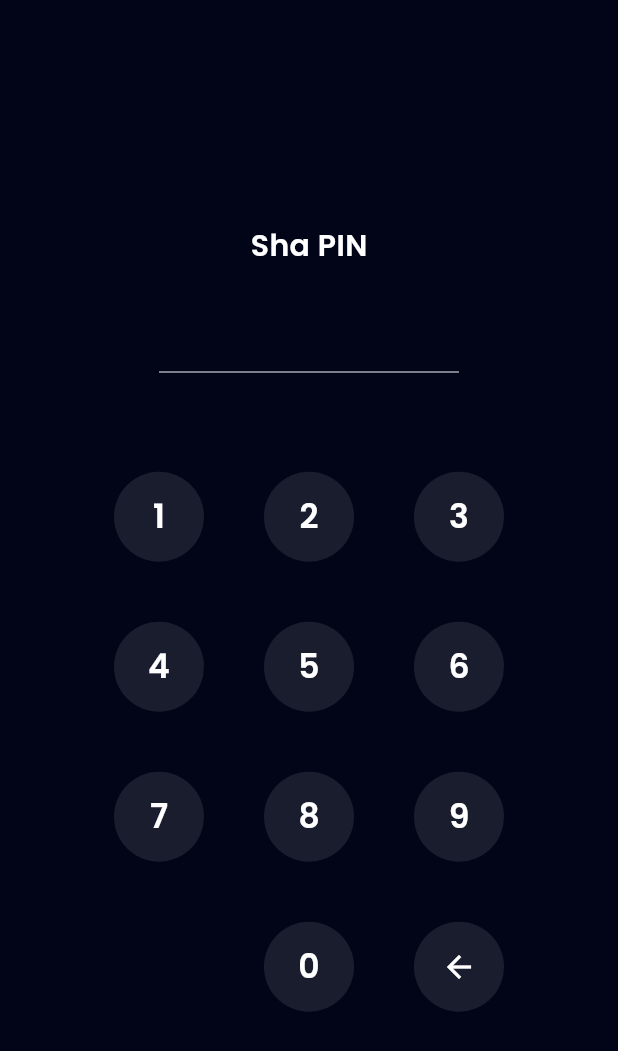
After one commit to abdulazizpermana/bank_sha, a Flutter app: the PinPage screen opened by its route, after a tap on the "arrow back" icon, on a phone screen of 412 x 824 dp. The commit adds this screen. Shown: the top 1051 px of the screen. Run offline on Flutter 3.47's test engine with Material 3 defaults, Android fonts, the phone set to English and light mode, and no system bars; our stand-ins replace carousel_slider, google_fonts.

Commit message:
add pin page and reusable widget  button

```diff
--- a/lib/main.dart
+++ b/lib/main.dart
@@ -8,6 +8,7 @@ import 'package:bank_sha/pages/signup_success.dart';
 import 'package:bank_sha/shared/theme.dart';
 import 'package:flutter/material.dart';
 import 'pages/home_page.dart';
+import 'pages/pin/pin_page.dart';
 import 'pages/splash_page.dart';
 
 void main() {
@@ -44,6 +45,7 @@ class MyApp extends StatelessWidget {
         '/sign-up-success': (context) => const SignUpSuccess(),
         '/home': (context) => const HomePage(),
         '/profile': (context) => const ProfilePage(),
+        '/pin': (context) => const PinPage(),
       },
     );
   }
--- /dev/null
+++ b/lib/pages/pin/pin_page.dart
@@ -0,0 +1,177 @@
+import "package:bank_sha/shared/theme.dart";
+import "package:bank_sha/widgets/buttons.dart";
+import "package:flutter/material.dart";
+
+class PinPage extends StatefulWidget {
+  const PinPage({super.key});
+
+  @override
+  State<PinPage> createState() => _PinPageState();
+}
+
+class _PinPageState extends State<PinPage> {
+  final TextEditingController pinController = TextEditingController(text: '');
+
+  addPin(String number) {
+    if (pinController.text.length < 6) {
+      setState(
+        () {
+          pinController.text = pinController.text + number;
+        },
+      );
+    }
+    //! cek log di console
+    debugPrint(pinController.text);
+  }
+
+  deletePin() {
+    if (pinController.text.isEmpty) {
+      pinController.text = pinController.text.substring(
+        0,
+        pinController.text.length - 1,
+      );
+    }
+    //! cek log di console
+    debugPrint(pinController.text);
+  }
+
+  @override
+  Widget build(BuildContext context) {
+    return Scaffold(
+      backgroundColor: darkBackgorundColor,
+      body: Center(
+        child: Padding(
+          padding: const EdgeInsets.symmetric(
+            horizontal: 58,
+          ),
+          child: Column(
+            mainAxisAlignment: MainAxisAlignment.center,
+            children: [
+              Text(
+                'Sha PIN',
+                style: whiteTextStyle.copyWith(
+                  fontSize: 20,
+                  fontWeight: semiBold,
+                ),
+              ),
+              SizedBox(
+                width: 200,
+                child: TextFormField(
+                  controller: pinController,
+                  obscureText: true,
+                  obscuringCharacter: '*',
+                  enabled: false,
+                  cursorColor: greyColor,
+                  style: whiteTextStyle.copyWith(
+                    fontSize: 36,
+                    fontWeight: medium,
+                    letterSpacing: 16,
+                  ),
+                  decoration: InputDecoration(
+                    disabledBorder: UnderlineInputBorder(
+                      borderSide: BorderSide(
+                        color: greyColor,
+                      ),
+                    ),
+                  ),
+                ),
+              ),
+              const SizedBox(
+                height: 66,
+              ),
+              Wrap(
+                spacing: 40,
+                runSpacing: 40,
+                children: [
+                  CustomInputButton(
+                    title: '1',
+                    onTap: () {
+                      addPin('1');
+                    },
+                  ),
+                  CustomInputButton(
+                    title: '2',
+                    onTap: () {
+                      addPin('2');
+                    },
+                  ),
+                  CustomInputButton(
+                    title: '3',
+                    onTap: () {
+                      addPin('3');
+                    },
+                  ),
+                  CustomInputButton(
+                    title: '4',
+                    onTap: () {
+                      addPin('4');
+                    },
+                  ),
+                  CustomInputButton(
+                    title: '5',
+                    onTap: () {
+                      addPin('5');
+                    },
+                  ),
+                  CustomInputButton(
+                    title: '6',
+                    onTap: () {
+                      addPin('6');
+                    },
+                  ),
+                  CustomInputButton(
+                    title: '7',
+                    onTap: () {
+                      addPin('7');
+                    },
+                  ),
+                  CustomInputButton(
+                    title: '8',
+                    onTap: () {
+                      addPin('8');
+                    },
+                  ),
+                  CustomInputButton(
+                    title: '9',
+                    onTap: () {
+                      addPin('9');
+                    },
+                  ),
+                  const SizedBox(
+                    height: 60,
+                    width: 60,
+                  ),
+                  CustomInputButton(
+                    title: '0',
+                    onTap: () {
+                      addPin('0');
+                    },
+                  ),
+                  GestureDetector(
+                    onTap: () {
+                      deletePin();
+                    },
+                    child: Container(
+                      width: 60,
+                      height: 60,
+                      decoration: BoxDecoration(
+                        shape: BoxShape.circle,
+                        color: numberBackColor,
+                      ),
+                      child: Center(
+                        child: Icon(
+                          Icons.arrow_back,
+                          color: whiteColor,
+                        ),
+                      ),
+                    ),
+                  ),
+                ],
+              )
+            ],
+          ),
+        ),
+      ),
+    );
+  }
+}
--- a/lib/pages/profile_page.dart
+++ b/lib/pages/profile_page.dart
@@ -80,7 +80,9 @@ class ProfilePage extends StatelessWidget {
                 ProfileMenuItem(
                   iconUrl: 'assets/ic_edit_profile.png',
                   title: 'Edit Profile',
-                  onTap: () {},
+                  onTap: () {
+                    Navigator.pushNamed(context, '/pin');
+                  },
                 ),
                 ProfileMenuItem(
                   iconUrl: 'assets/ic_pin.png',
--- a/lib/widgets/buttons.dart
+++ b/lib/widgets/buttons.dart
@@ -72,3 +72,38 @@ class CustomTextButton extends StatelessWidget {
     );
   }
 }
+
+class CustomInputButton extends StatelessWidget {
+  final String title;
+  final VoidCallback? onTap;
+
+  const CustomInputButton({
+    required this.title,
+    this.onTap,
+    super.key,
+  });
+
+  @override
+  Widget build(BuildContext context) {
+    return GestureDetector(
+      onTap: onTap,
+      child: Container(
+        width: 60,
+        height: 60,
+        decoration: BoxDecoration(
+          shape: BoxShape.circle,
+          color: numberBackColor,
+        ),
+        child: Center(
+          child: Text(
+            title,
+            style: whiteTextStyle.copyWith(
+              fontSize: 22,
+              fontWeight: semiBold,
+            ),
+          ),
+        ),
+      ),
+    );
+  }
+}
```
